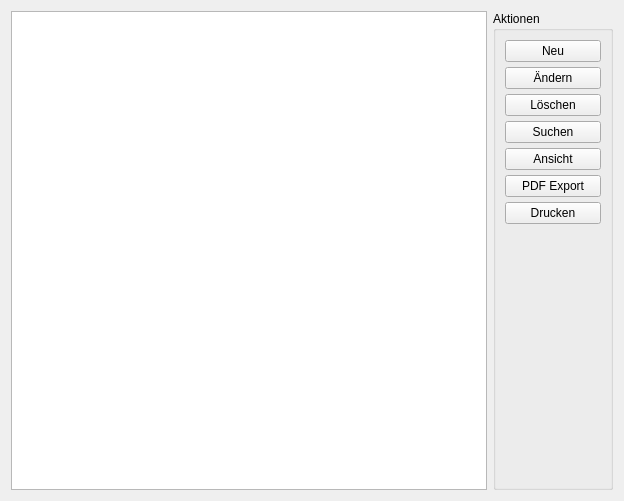
The window that form/basetab.ui (romanweissflog/FAKT) describes before a commit, drawn with Qt 5.
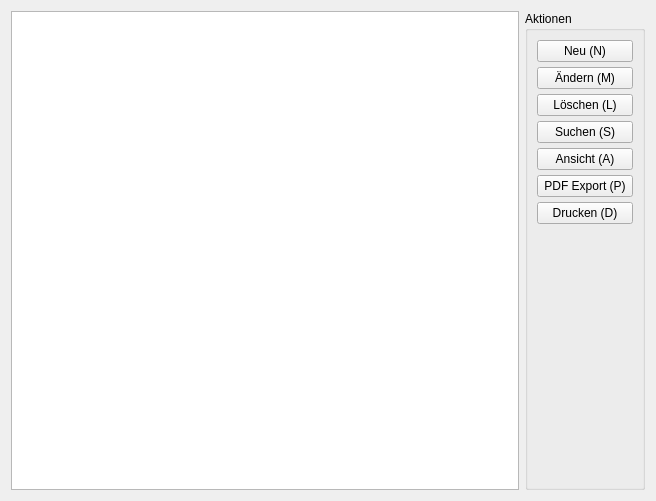
The same window after the commit. Custom widgets are drawn as their Qt base class.

Diff of the .ui file:
```diff
--- a/form/basetab.ui
+++ b/form/basetab.ui
@@ -6,7 +6,7 @@
    <rect>
     <x>0</x>
     <y>0</y>
-    <width>624</width>
+    <width>656</width>
     <height>501</height>
    </rect>
   </property>
@@ -37,49 +37,49 @@
         <item>
          <widget class="QPushButton" name="newEntry">
           <property name="text">
-           <string>Neu</string>
+           <string>Neu (N)</string>
           </property>
          </widget>
         </item>
         <item>
          <widget class="QPushButton" name="editEntry">
           <property name="text">
-           <string>Ändern</string>
+           <string>Ändern (M)</string>
           </property>
          </widget>
         </item>
         <item>
          <widget class="QPushButton" name="deleteEntry">
           <property name="text">
-           <string>Löschen</string>
+           <string>Löschen (L)</string>
           </property>
          </widget>
         </item>
         <item>
          <widget class="QPushButton" name="search">
           <property name="text">
-           <string>Suchen</string>
+           <string>Suchen (S)</string>
           </property>
          </widget>
         </item>
         <item>
          <widget class="QPushButton" name="filter">
           <property name="text">
-           <string>Ansicht</string>
+           <string>Ansicht (A)</string>
           </property>
          </widget>
         </item>
         <item>
          <widget class="QPushButton" name="pdfExport">
           <property name="text">
-           <string>PDF Export</string>
+           <string>PDF Export (P)</string>
           </property>
          </widget>
         </item>
         <item>
          <widget class="QPushButton" name="printEntry">
           <property name="text">
-           <string>Drucken</string>
+           <string>Drucken (D)</string>
           </property>
          </widget>
         </item>
```
